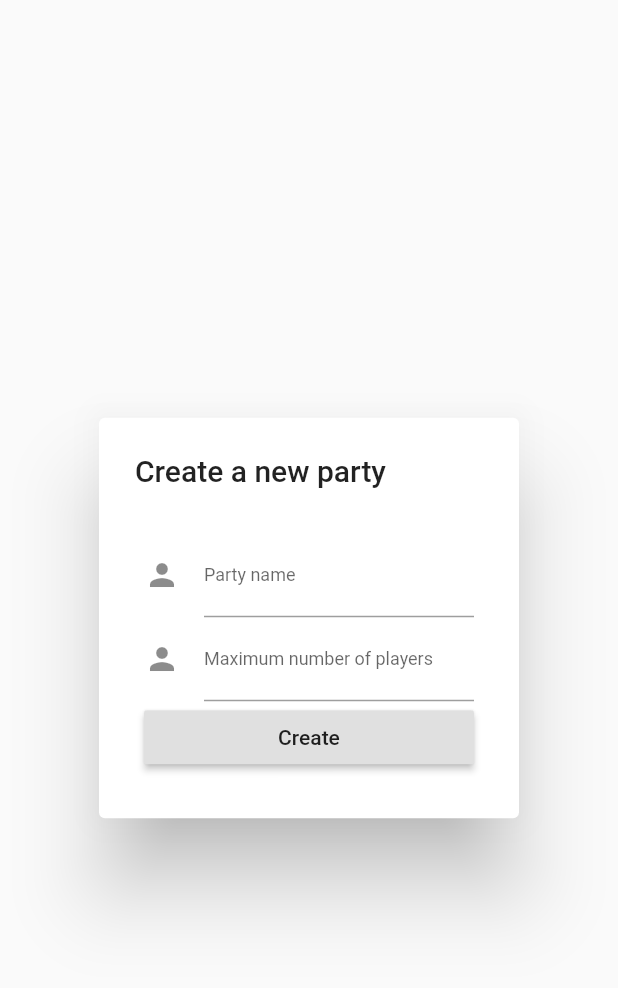
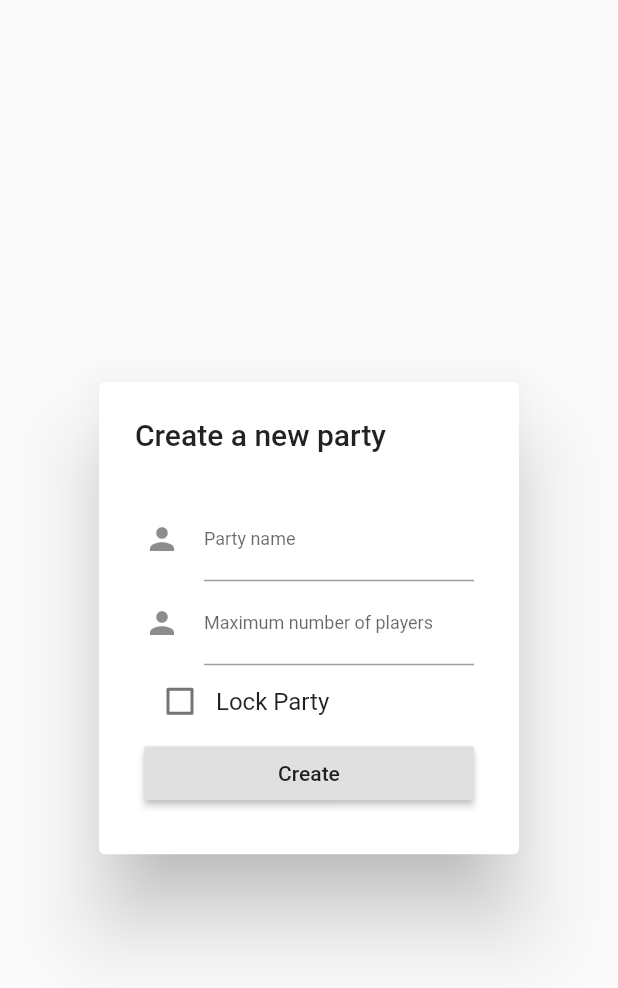
Before and after one commit to cube-squared/mafia_game, a Flutter app: the CreatePartyDialog widget shown alone on an empty page, opened directly, after a tap on "Create", on a phone screen of 412 x 824 dp. Shown: the top 988 px of the screen. Run offline on Flutter 3.47's test engine with Material 2 defaults, Android fonts, the phone set to English and light mode, and no system bars; our stand-ins replace firebase_auth, firebase_database, flutter_signin_button, google_sign_in, material_design_icons_flutter; accounts and stored records are empty.

Commit message:
got rid of unused files and imports

```diff
--- a/lib/game_database.dart
+++ b/lib/game_database.dart
@@ -14,7 +14,7 @@ class GameDatabase {
         .orderByChild("cPlayers");
   }
 
-  static Future<void> createParty(String name, int maxPlayers, String leaderUID, String leaderName) async {
+  static Future<void> createParty(String name, int maxPlayers, String leaderUID, String leaderName, bool locked) async {
     DatabaseReference ref = FirebaseDatabase.instance.reference();
     var party = <String, dynamic>{
       'name' : name,
@@ -23,6 +23,7 @@ class GameDatabase {
       'created': _getDateNow(),
       'leaderUID' : leaderUID,
       'leaderName' : leaderName,
+      'locked' : locked,
     };
 
     ref.child("parties").push().set(party);
--- a/lib/lobby_bloc.dart
+++ /dev/null
@@ -1,59 +0,0 @@
-import 'dart:async';
-import 'package:rxdart/rxdart.dart';
-import 'package:flutter/material.dart';
-
-
-class LobbyProvider extends InheritedWidget {
-  final LobbyBloc lobbyBloc;
-
-  LobbyProvider({this.lobbyBloc, Widget child}) : super(child: child);
-
-  @override
-  bool updateShouldNotify(InheritedWidget oldWidget) => true;
-
-  static LobbyProvider of(BuildContext context) => context.inheritFromWidgetOfExactType(LobbyProvider);
-
-}
-
-
-class LobbyBloc {
-  // Initial data
-  List<Widget> _partyWidgets = [];
-  List<Widget> get partyWidgets => _partyWidgets;
-
-  // Input sink
-  Sink<Widget> get newParty => _newPartyController.sink;
-  final _newPartyController = StreamController<Widget>();
-
-  // Output stream
-
-  // Current list of the "party" or ListTile widgets
-  Stream<List<Widget>> get parties => _partiesSubject.stream;
-  final _partiesSubject = BehaviorSubject<List<Widget>>();
-
-  // Number of lobbies
-  Stream<int> get numRooms => _numRoomsSubject.stream;
-  final _numRoomsSubject = BehaviorSubject<int>();
-
-  LobbyBloc() {
-    _newPartyController.stream.listen(_handle);
-  }
-
-  void _handle(Widget room) {
-    // Input
-    _partyWidgets.add(room);
-
-    // Output
-    _partiesSubject.add(_partyWidgets);
-    _numRoomsSubject.add(_partyWidgets.length);
-
-  }
-
-  void dispose() {
-    _newPartyController.close();
-    _partiesSubject.close();
-    _numRoomsSubject.close();
-  }
-
-
-}
--- a/lib/party_screen.dart
+++ b/lib/party_screen.dart
@@ -47,9 +47,12 @@ class _PartyScreenState extends State<PartyScreen> {
           String leader = map['leaderName'] as String;
           int cPlayers = map['cPlayers'] as int;
           int mPlayers = map['mPlayers'] as int;
+          bool locked = map['locked'] as bool;
           Icon leadingIcon;
           if (cPlayers >= mPlayers) {
             leadingIcon = Icon(MdiIcons.accountRemoveOutline, color: Colors.red);
+          } else if (locked){
+            leadingIcon = Icon(MdiIcons.lockOutline, color: Colors.orangeAccent);
           } else {
             leadingIcon = Icon(MdiIcons.lockOpenOutline, color: Colors.green);
           }
@@ -104,6 +107,9 @@ class _CreatePartyDialogState extends State<CreatePartyDialog> {
   TextEditingController maxNumPlayers = TextEditingController();
   TextEditingController currentNumPlayers = TextEditingController();
 
+  void _lockedChanged(bool value) => setState(() => locked = value);
+  bool locked = false;
+
   @override
   Widget build(BuildContext context) {
     return SimpleDialog(
@@ -138,6 +144,15 @@ class _CreatePartyDialogState extends State<CreatePartyDialog> {
           ),
         ),
 
+        // locked
+
+        Row(
+          children: <Widget>[
+            Checkbox(value: locked, onChanged: _lockedChanged),
+            Text("Lock Party"),
+          ],
+        ),
+
         // Current number of players
         /*TextFormField(
           controller: currentNumPlayers,
@@ -156,7 +171,7 @@ class _CreatePartyDialogState extends State<CreatePartyDialog> {
         RaisedButton(
             child: Text('Create'),
             onPressed: () {
-              GameDatabase.createParty(partyName.text, int.parse(maxNumPlayers.text), globals.user.uid, globals.user.displayName);
+              GameDatabase.createParty(partyName.text, int.parse(maxNumPlayers.text), globals.user.uid, globals.user.displayName, locked);
               Navigator.pop(context);
             }
         ),
```
Also changed, not shown: lib/main.dart (+1 -6 lines).
